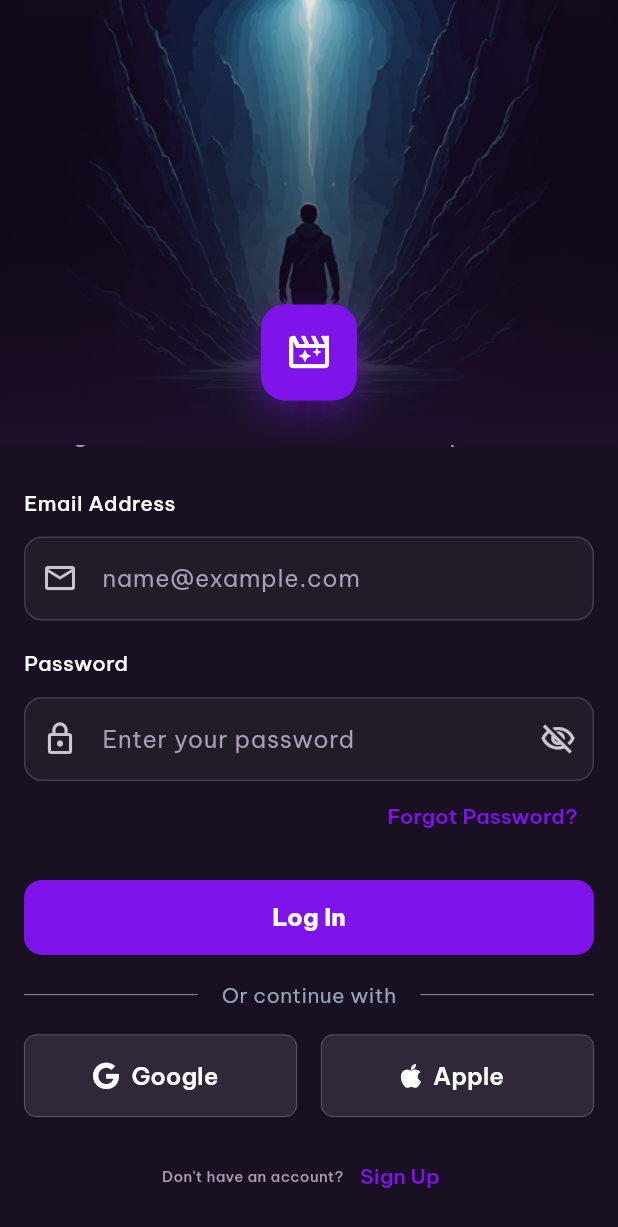
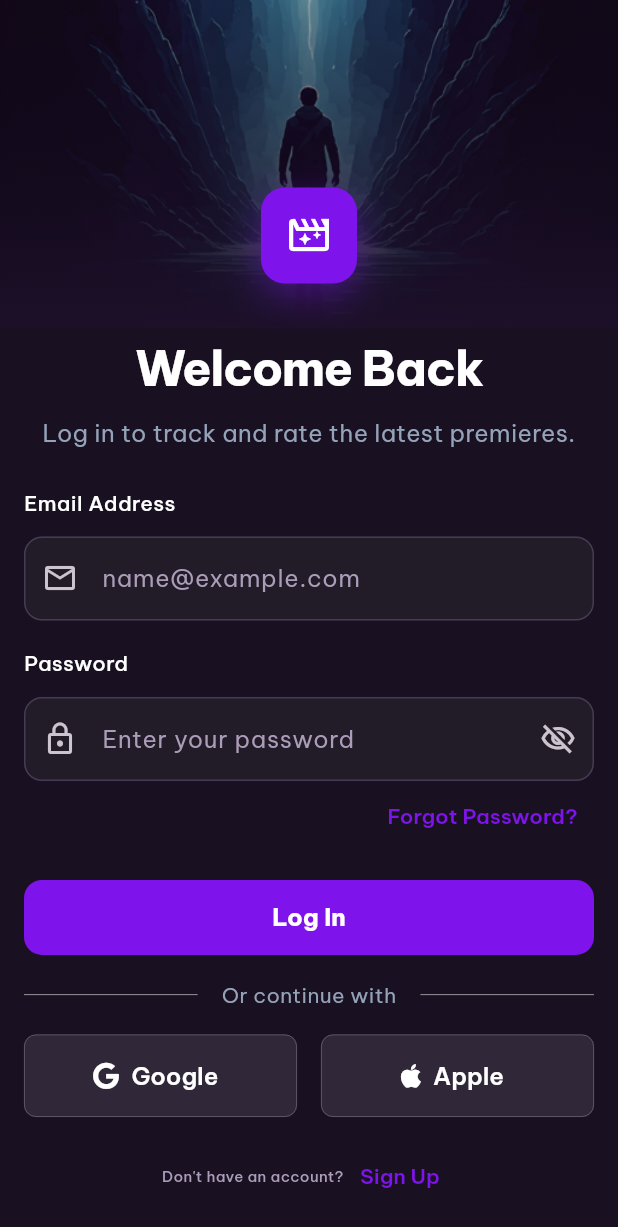
Before and after one commit to Flutter-Beg-V-9-x3/graduation_project, a Flutter app: the screen it shows after launch, scrolled down 78 dp, on a phone screen of 412 x 824 dp. Shown: the top 1227 px of the screen. Run offline on Flutter 3.47's test engine with Material 3 defaults, Android fonts, the light colour scheme and no system bars; our stand-ins replace dartz, dio, flutter_bloc, flutter_rating_bar, font_awesome_flutter, material_symbols_icons and 2 more.

Commit message:
Recent updates include corrections to some file splitting errors.

```diff
--- a/lib/core/common/widgets/main_navigation.dart
+++ b/lib/core/common/widgets/main_navigation.dart
@@ -1,7 +1,7 @@
 import 'package:flutter/material.dart';
 import 'package:flutter_graduation_project/core/theme/app_text_styles.dart';
 import 'package:flutter_graduation_project/features/movies/Presentation/ui/view/home_screen.dart';
-import 'package:flutter_graduation_project/features/profile/ui/view/profile_screen.dart';
+import 'package:flutter_graduation_project/features/profile/view/profile_screen.dart';
 import 'custom_bottom_nav.dart';
 
 class MainNavigation extends StatefulWidget {
--- a/lib/features/auth/Presentation/ui/view/login_screen.dart
+++ b/lib/features/auth/Presentation/ui/view/login_screen.dart
@@ -30,12 +30,13 @@ class _LoginScreenState extends State<LoginScreen> {
   @override
   Widget build(BuildContext context) {
     return Scaffold(
-      body: Column(
-        children: [
-          const LoginHeader(),
+      body: SingleChildScrollView(
+        child: Column(
+          crossAxisAlignment: CrossAxisAlignment.center,
+          children: [
+            const LoginHeader(),
 
-          Expanded(
-            child: SingleChildScrollView(
+            Padding(
               padding: const EdgeInsets.symmetric(horizontal: 16),
               child: Column(
                 crossAxisAlignment: CrossAxisAlignment.center,
@@ -104,7 +105,6 @@ class _LoginScreenState extends State<LoginScreen> {
                     },
                   ),
 
-                  /// -------------------------------------------------- ///
                   const SizedBox(height: 16),
 
                   const OrDivider(),
@@ -125,8 +125,8 @@ class _LoginScreenState extends State<LoginScreen> {
                 ],
               ),
             ),
-          ),
-        ],
+          ],
+        ),
       ),
     );
   }
```
Also changed, not shown: lib/features/profile/ui/view/profile_screen.dart (deleted, +0 -65 lines), lib/features/profile/view/profile_screen.dart (added, +91 -0 lines), lib/features/reviews/Presentation/ui/view/review_screen.dart (+5 -16 lines), lib/features/profile/widget/logout_button.dart (renamed from lib/features/profile/ui/widget/logout_button.dart), lib/features/profile/widget/profile_header.dart (renamed from lib/features/profile/ui/widget/profile_header.dart), lib/features/profile/widget/profile_menu_items.dart (renamed from lib/features/profile/ui/widget/profile_menu_items.dart).
